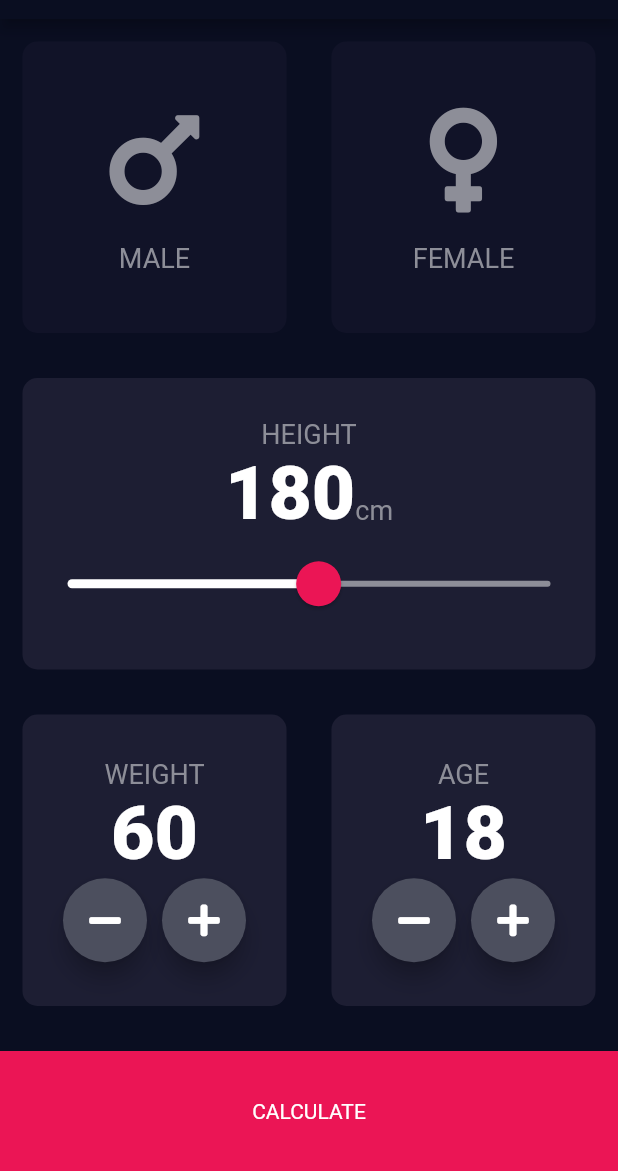
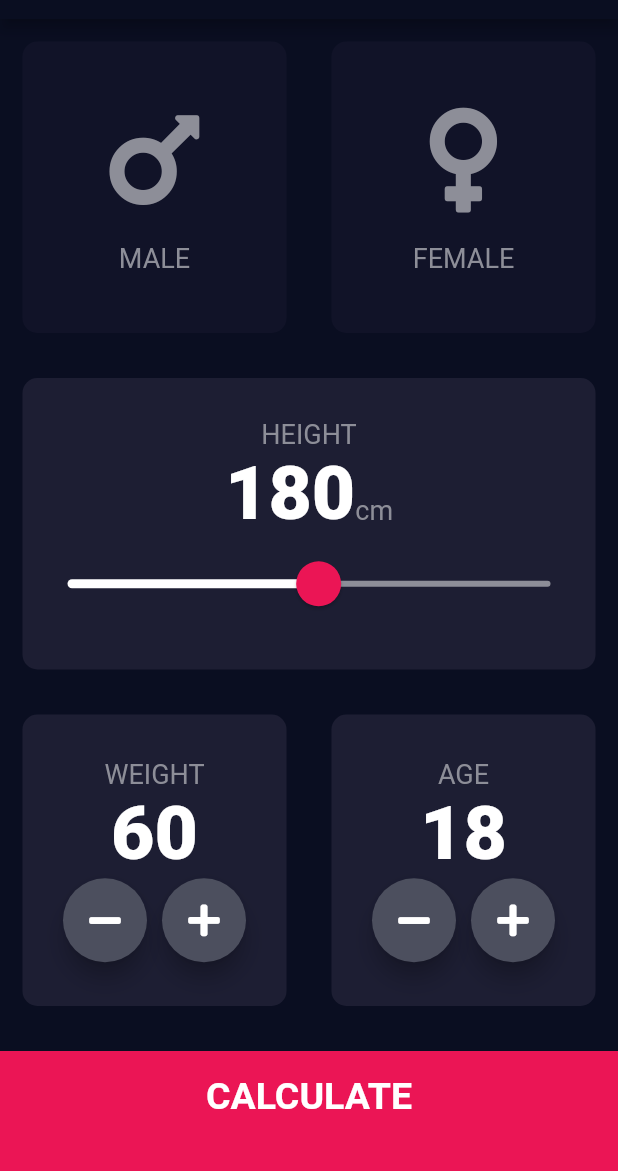
Before and after one commit to dtodt/bmi-calculator, a Flutter app: the screen it shows after launch, on a phone screen of 412 x 824 dp, the part 65-1236 px from its top. Run offline on Flutter 3.47's test engine with Material 2 defaults, Android fonts, the phone set to English and light mode, and no system bars; our stand-ins replace font_awesome_flutter.

```diff
--- a/lib/app_colors.dart
+++ b/lib/app_colors.dart
@@ -7,4 +7,5 @@ class AppColors {
   static const Color inactive = Color(0xFF8D8E98);
   static const Color cardActive = Color(0xFF1D1E33);
   static const Color cardInactive = Color(0xFF111328);
+  static const Color labelResult = Color(0xFF24D876);
 }
--- a/lib/app_layout.dart
+++ b/lib/app_layout.dart
@@ -4,6 +4,23 @@ import 'package:flutter/cupertino.dart';
 class AppLayout {
   static const widgetMargin = 15.0;
   static const bottomContainerHeight = 80.0;
+
+  static const buttonTextStyle = TextStyle(
+    fontSize: 25.0,
+    fontWeight: FontWeight.bold,
+  );
+  static const bmiLabelTextStyle = TextStyle(
+    color: AppColors.labelResult,
+    fontSize: 22.0,
+    fontWeight: FontWeight.bold,
+  );
+  static const bmiDescriptionTextStyle = TextStyle(
+    fontSize: 22.0,
+  );
+  static const bmiScoreTextStyle = TextStyle(
+    fontSize: 100.0,
+    fontWeight: FontWeight.bold,
+  );
   static const labelTextStyle = TextStyle(
     fontSize: 18.0,
     color: AppColors.inactive,
@@ -12,4 +29,8 @@ class AppLayout {
     fontSize: 50.0,
     fontWeight: FontWeight.w900,
   );
+  static const titleTextStyle = TextStyle(
+    fontSize: 50.0,
+    fontWeight: FontWeight.bold,
+  );
 }
--- /dev/null
+++ b/lib/bottom_button.dart
@@ -0,0 +1,37 @@
+import 'package:bmi_calculator/app_colors.dart';
+import 'package:bmi_calculator/app_layout.dart';
+import 'package:flutter/material.dart';
+
+class BottomButton extends StatelessWidget {
+  const BottomButton({
+    @required this.label,
+    @required this.onPress,
+  });
+
+  final String label;
+  final Function onPress;
+
+  @override
+  Widget build(BuildContext context) {
+    return GestureDetector(
+      child: Container(
+        child: Center(
+          child: Text(
+            label,
+            style: AppLayout.buttonTextStyle,
+          ),
+        ),
+        color: AppColors.accent,
+        margin: EdgeInsets.only(
+          top: AppLayout.widgetMargin,
+        ),
+        padding: EdgeInsets.only(
+          bottom: 20.0,
+        ),
+        height: AppLayout.bottomContainerHeight,
+        width: double.infinity,
+      ),
+      onTap: onPress,
+    );
+  }
+}
--- /dev/null
+++ b/lib/gender.dart
@@ -0,0 +1 @@
+enum Gender { MALE, FEMALE }
--- a/lib/input_page.dart
+++ b/lib/input_page.dart
@@ -1,7 +1,10 @@
 import 'package:bmi_calculator/app_colors.dart';
 import 'package:bmi_calculator/app_layout.dart';
+import 'package:bmi_calculator/bottom_button.dart';
+import 'package:bmi_calculator/gender.dart';
 import 'package:bmi_calculator/icon_content.dart';
 import 'package:bmi_calculator/reusable_card.dart';
+import 'package:bmi_calculator/round_icon_button.dart';
 import 'package:flutter/material.dart';
 import 'package:font_awesome_flutter/font_awesome_flutter.dart';
 
@@ -194,48 +197,14 @@ class _InputPageState extends State<InputPage> {
               ],
             ),
           ),
-          GestureDetector(
-            child: Container(
-              child: Center(
-                child: Text('CALCULATE'),
-              ),
-              color: AppColors.accent,
-              margin: EdgeInsets.only(
-                top: AppLayout.widgetMargin,
-              ),
-              height: AppLayout.bottomContainerHeight,
-              width: double.infinity,
-            ),
-            onTap: () {
+          BottomButton(
+            label: 'CALCULATE',
+            onPress: () {
               Navigator.pushNamed(context, '/results');
             },
-          )
+          ),
         ],
       ),
     );
   }
 }
-
-enum Gender { MALE, FEMALE }
-
-class RoundIconButton extends StatelessWidget {
-  const RoundIconButton({@required this.icon, @required this.onPressed});
-
-  final IconData icon;
-  final Function onPressed;
-
-  @override
-  Widget build(BuildContext context) {
-    return RawMaterialButton(
-      child: Icon(icon),
-      constraints: BoxConstraints.tightFor(
-        height: 56.0,
-        width: 56.0,
-      ),
-      elevation: 6.0,
-      fillColor: Color(0xFF4C4F5E),
-      onPressed: onPressed,
-      shape: CircleBorder(),
-    );
-  }
-}
--- /dev/null
+++ b/lib/round_icon_button.dart
@@ -0,0 +1,23 @@
+import 'package:flutter/material.dart';
+
+class RoundIconButton extends StatelessWidget {
+  const RoundIconButton({@required this.icon, @required this.onPressed});
+
+  final IconData icon;
+  final Function onPressed;
+
+  @override
+  Widget build(BuildContext context) {
+    return RawMaterialButton(
+      child: Icon(icon),
+      constraints: BoxConstraints.tightFor(
+        height: 56.0,
+        width: 56.0,
+      ),
+      elevation: 6.0,
+      fillColor: Color(0xFF4C4F5E),
+      onPressed: onPressed,
+      shape: CircleBorder(),
+    );
+  }
+}
```
Also changed, not shown: lib/results_page.dart (+48 -1 lines).
